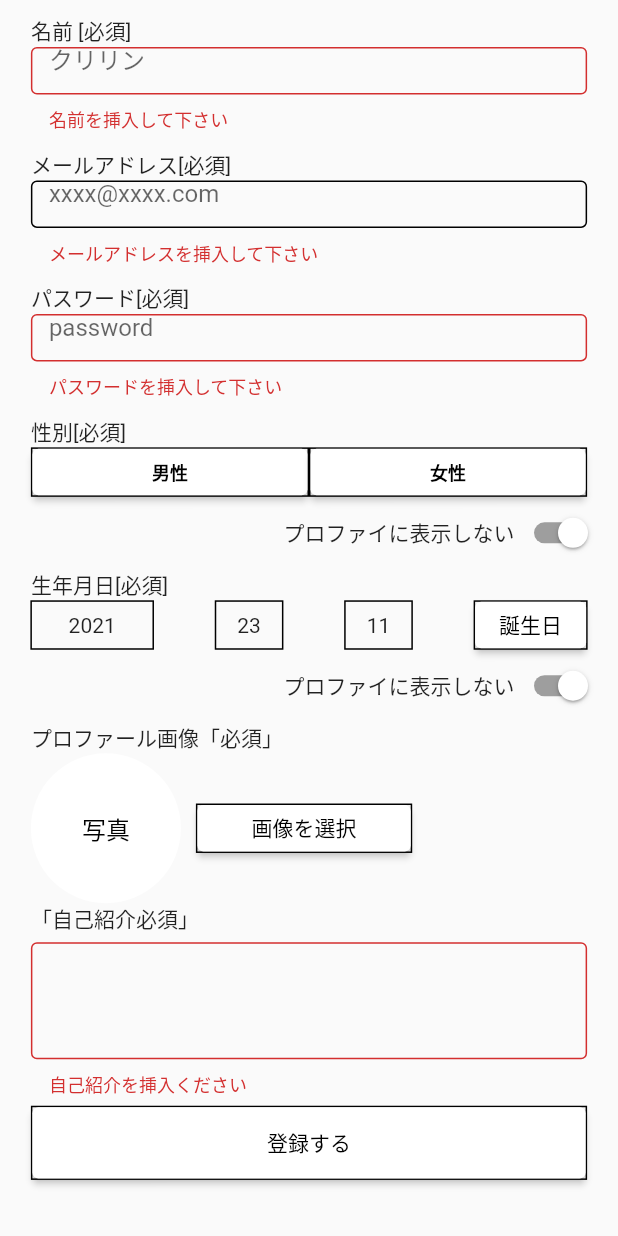
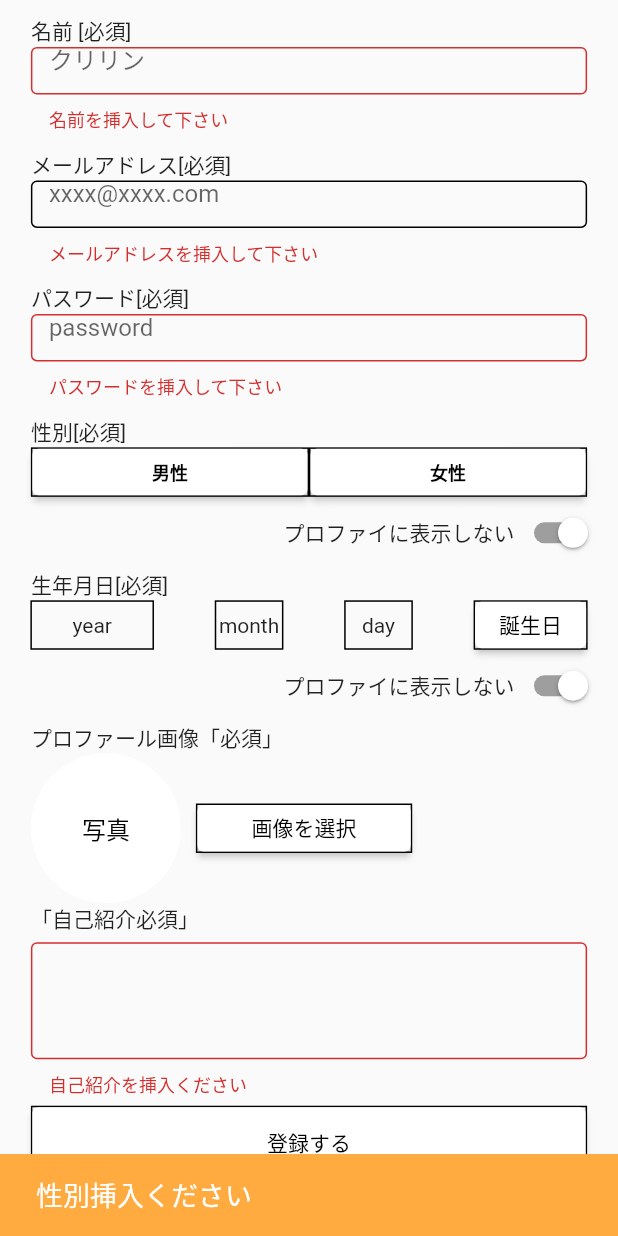
Before and after one commit to OICjangirrahul/CHAT-APP-FORM, a Flutter app: the screen it shows after launch, after a tap on "登録する", on a phone screen of 412 x 824 dp. Run offline on Flutter 3.47's test engine with Material 2 defaults, Android fonts, the phone set to English and light mode, and no system bars; our stand-ins replace image_cropper, image_picker; missing offline and left inert: dart:ffi.

Commit message:
date picker done

```diff
--- a/lib/Auth/createuser.dart
+++ b/lib/Auth/createuser.dart
@@ -1,5 +1,8 @@
+import 'dart:io';
+
 import 'package:flutter/cupertino.dart';
 import 'package:flutter/material.dart';
+import 'package:formval/models/user.dart';
 import 'package:formval/screen/home.dart';
 import 'package:formval/widget/Buildpasswordtext.dart';
 import 'package:formval/widget/buildmailtext.dart';
@@ -10,6 +13,7 @@ import 'package:formval/widget/builldabouttext.dart';
 import 'package:formval/widget/datepicker.dart';
 import 'package:formval/widget/drop.dart';
 import 'package:formval/widget/mainbutton.dart';
+import 'package:image_picker/image_picker.dart';
 import 'package:intl/intl.dart';
 
 class CreateUser extends StatefulWidget {
@@ -36,12 +40,21 @@ class _CreateUserState extends State<CreateUser> {
     });
   }
 
+  getimagepath(value) {
+    imageFile = value;
+  }
+
   getsexValue(String name) {
     setState(() {
-      flag = !flag;
       sexvalue = name;
+      print(sexvalue);
+      print(imageFile);
+      print('asdsdaasd${dateval}');
     });
   }
+
+  File? imageFile;
+  Person? person = Person.getInstance();
 
   // List<String> _dropDownMenuYear = [
   //   '1994',
@@ -70,7 +83,28 @@ class _CreateUserState extends State<CreateUser> {
   checkval() {
     final isval = _formkey.currentState!.validate();
 
-    if (isval) {
+    if (sexvalue == '') {
+      print(dateval);
+      ScaffoldMessenger.of(context).showSnackBar(
+        SnackBar(
+          backgroundColor: Colors.orangeAccent,
+          content: Text(
+            '性別挿入ください',
+            style: TextStyle(fontSize: 18.0),
+          ),
+        ),
+      );
+    } else if (imageFile == null) {
+      ScaffoldMessenger.of(context).showSnackBar(
+        SnackBar(
+          backgroundColor: Colors.orangeAccent,
+          content: Text(
+            'shashin日挿入ください',
+            style: TextStyle(fontSize: 18.0),
+          ),
+        ),
+      );
+    } else if (isval) {
       Navigator.push(context, MaterialPageRoute(builder: (context) => Home()));
     } else
       return null;
@@ -85,15 +119,20 @@ class _CreateUserState extends State<CreateUser> {
   // // String? _selectedKeyYear;
   // // String? _selectedKeyMonth;
 
+  DateTime? dateval;
+  final datefor = DateFormat('dd');
+  final datefor1 = DateFormat('MM');
+  final datefor2 = DateFormat('yyyy');
+
   bool Value = true;
-  late DateTime date;
-  final datefor = DateFormat('MM');
-  final datefor1 = DateFormat('dd');
-  final datefor2 = DateFormat('yyy');
-  DateTime datee = DateTime.now();
+  gettime(value) {
+    dateval = value;
+    print('asdsdaasd${dateval}');
+  }
 
   @override
   Widget build(BuildContext context) {
+    print('i am in create user');
     Size size = MediaQuery.of(context).size;
 
     return Scaffold(
@@ -134,17 +173,15 @@ class _CreateUserState extends State<CreateUser> {
                             Row(
                               children: [
                                 BuildButton(
-                                    getsexValue,
-                                    '男性',
-                                    sexvalue == '男性'
-                                        ? flag = true
-                                        : flag = false),
+                                  sexvalue == '男性' ? flag = true : flag = false,
+                                  getsexValue,
+                                  '男性',
+                                ),
                                 BuildButton(
-                                    getsexValue,
-                                    '女性',
-                                    sexvalue == '女性'
-                                        ? flag = true
-                                        : flag = false)
+                                  sexvalue == '女性' ? flag = true : flag = false,
+                                  getsexValue,
+                                  '女性',
+                                )
                               ],
                             ),
                           ],
@@ -166,7 +203,8 @@ class _CreateUserState extends State<CreateUser> {
                   child: Column(
                     crossAxisAlignment: CrossAxisAlignment.start,
                     children: [
-                      Datepicker(datee, size, datefor2, datefor1, datefor),
+                      Datepicker(
+                         size, datefor2, datefor1, datefor, gettime),
                       // Container(
                       //   margin: EdgeInsets.only(top: 4),
                       //   width: size.width * 0.90,
@@ -209,7 +247,7 @@ class _CreateUserState extends State<CreateUser> {
                       crossAxisAlignment: CrossAxisAlignment.start,
                       children: [
                         Text('プロファール画像「必須」'),
-                        buildProfile(),
+                        buildProfile(imageFile, getimagepath),
                         Text('「自己紹介必須」'),
                         BuildAboutText(),
                       ],
--- a/lib/main.dart
+++ b/lib/main.dart
@@ -1,6 +1,8 @@
 import 'package:flutter/material.dart';
 import 'package:formval/Auth/login.dart';
+import 'package:formval/providers/createpro.dart';
 import 'package:formval/widget/drop.dart';
+import 'package:provider/provider.dart';
 
 import 'Auth/createuser.dart';
 
@@ -21,7 +23,10 @@ class _MyAppState extends State<MyApp> {
     return MaterialApp(
       debugShowCheckedModeBanner: false,
 
-      home: CreateUser(),
+      home: ChangeNotifierProvider(create: (context)=>CreateUserPro(),
+
+      child:  CreateUser(),
+      )
 
     );
   }
--- /dev/null
+++ b/lib/models/user.dart
@@ -0,0 +1,17 @@
+import 'dart:io';
+
+class Person {
+  Future? imageFilee;
+  // Named Private Constructor
+  Person._() {}
+  //static Person? person = null;
+  static Person? person = Person._(); // Eager Singleton
+  // static Person? getInstance() {
+  // Lazy Singleton
+  //   // if (person == null) {
+  //   //   person = Person._();
+  //   // }
+  //   return person;
+  // }
+  static final getInstance = () => person;
+}
--- /dev/null
+++ b/lib/providers/createpro.dart
@@ -0,0 +1,13 @@
+import 'package:flutter/material.dart';
+
+import 'package:flutter/material.dart';
+
+class CreateUserPro extends ChangeNotifier {
+  var sexvalue;
+
+  update(String name) {
+    sexvalue = name;
+
+    notifyListeners();
+  }
+}
--- a/lib/widget/buildbutton.dart
+++ b/lib/widget/buildbutton.dart
@@ -2,17 +2,21 @@ import 'package:flutter/material.dart';
 import 'package:formval/Auth/createuser.dart';
 
 class BuildButton extends StatefulWidget {
+  bool flag = true;
   Function fn;
   String? name;
-  bool flag = false;
-  BuildButton(this.fn,this.name,this.flag);
+
+  BuildButton(
+    this.flag,
+    this.fn,
+    this.name,
+  );
 
   @override
   _BuildButtonState createState() => _BuildButtonState();
 }
 
 class _BuildButtonState extends State<BuildButton> {
-
 
   @override
   Widget build(BuildContext context) {
--- a/lib/widget/buildprofile.dart
+++ b/lib/widget/buildprofile.dart
@@ -5,14 +5,16 @@ import 'package:image_cropper/image_cropper.dart';
 import 'package:image_picker/image_picker.dart';
 
 class buildProfile extends StatefulWidget {
-  buildProfile({Key? key}) : super(key: key);
+  File? imageFile;
+  Function fn;
+
+  buildProfile(this.imageFile, this.fn);
 
   @override
   _buildProfileState createState() => _buildProfileState();
 }
 
 class _buildProfileState extends State<buildProfile> {
-  File? imageFile;
   _getFromGallery() async {
     PickedFile? pickedFile = await ImagePicker().getImage(
       source: ImageSource.gallery,
@@ -29,7 +31,9 @@ class _buildProfileState extends State<buildProfile> {
       maxHeight: 1080,
     );
     if (croppedImage != null) {
-      imageFile = croppedImage;
+      widget.imageFile = croppedImage;
+      widget.fn(croppedImage);
+      print('sass${widget.imageFile}');
       setState(() {});
     }
   }
@@ -46,14 +50,14 @@ class _buildProfileState extends State<buildProfile> {
             width: 100,
             child: CircleAvatar(
               backgroundColor: Colors.white,
-              child: imageFile == null
+              child: widget.imageFile == null
                   ? Text(
                       '写真',
                       style: TextStyle(color: Colors.black),
                     )
                   : ClipOval(
                       child: Image.file(
-                        File(imageFile!.path),
+                        File(widget.imageFile!.path),
                         height: 100,
                         width: 100,
                         fit: BoxFit.cover,
@@ -72,7 +76,7 @@ class _buildProfileState extends State<buildProfile> {
                   onPressed: () async {
                     await _getFromGallery();
 
-                    print(imageFile!.path);
+                    print(widget.imageFile!.path);
                   },
                   child: Text(
                     '画像を選択',
--- a/lib/widget/datepicker.dart
+++ b/lib/widget/datepicker.dart
@@ -3,21 +3,24 @@ import 'package:flutter/material.dart';
 import 'package:intl/intl.dart';
 
 class Datepicker extends StatefulWidget {
-  DateTime date;
+
+
   Size size;
   final datefor;
   final datefor1;
   final datefor2;
+  Function fn;
 
-  Datepicker(this.date,this.size,this.datefor,this.datefor1,this.datefor2);
+  Datepicker(this.size, this.datefor, this.datefor1,
+      this.datefor2, this.fn);
 
   @override
   _DatepickerState createState() => _DatepickerState();
 }
 
 class _DatepickerState extends State<Datepicker> {
+   DateTime? date;
   // DateTime date = DateTime.now();
-
 
   @override
   Widget build(BuildContext context) {
@@ -25,51 +28,34 @@ class _DatepickerState extends State<Datepicker> {
       mainAxisAlignment: MainAxisAlignment.spaceAround,
       children: [
         Container(
-          decoration: BoxDecoration(
-            border: Border.all(
-              color: Colors.black
-            )
-          ),
+            decoration: BoxDecoration(border: Border.all(color: Colors.black)),
             alignment: Alignment.center,
-
-            height: widget.size.height /25,
-            width: widget.size.width /5,
-            child: Text(widget.datefor.format(widget.date))),
+            height: widget.size.height / 25,
+            width: widget.size.width / 5,
+            child: Text(date==null ? 'year'   :widget.datefor.format(date))),
         Container(
-              decoration: BoxDecoration(
-            border: Border.all(
-              color: Colors.black
-            )
-          ),
-
+            decoration: BoxDecoration(border: Border.all(color: Colors.black)),
             alignment: Alignment.center,
-
-            height: widget.size.height /25,
-            width: widget.size.width /9,
-            child: Text(widget.datefor1.format(widget.date))),
+            height: widget.size.height / 25,
+            width: widget.size.width / 9,
+            child: Text(date==null ? 'month'   :widget.datefor1.format(date))),
         Container(
-         decoration: BoxDecoration(
-            border: Border.all(
-              color: Colors.black
-            )
-          ),
+            decoration: BoxDecoration(border: Border.all(color: Colors.black)),
             alignment: Alignment.center,
-
-            height: widget.size.height /25,
-            width: widget.size.width /9,
-            child: Text(widget.datefor2.format(widget.date))),
-
-
+            height: widget.size.height / 25,
+            width: widget.size.width / 9,
+            child: Text(date==null ? 'day'   :widget.datefor2.format(date))),
         Container(
           height: widget.size.height * 0.04,
           decoration: BoxDecoration(border: Border.all()),
           child: ElevatedButton(
-
-            style: ElevatedButton.styleFrom(primary: Colors.white,
-
+            style: ElevatedButton.styleFrom(
+              primary: Colors.white,
             ),
-
-            child: Text('誕生日',style: TextStyle(color: Colors.black),),
+            child: Text(
+              '誕生日',
+              style: TextStyle(color: Colors.black),
+            ),
             onPressed: () {
               showDatePicker(
 
@@ -78,7 +64,8 @@ class _DatepickerState extends State<Datepicker> {
                       firstDate: DateTime(2000),
                       lastDate: DateTime(2022))
                   .then((value) => setState(() {
-                        widget.date = value as DateTime;
+                     date = value as DateTime;
+                    date==null ? null :   widget.fn(value);
                       }));
             },
           ),
--- a/pubspec.yaml
+++ b/pubspec.yaml
@@ -38,6 +38,7 @@ dependencies:
   dropdown_date_picker: ^0.1.1+2
   image_picker: ^0.8.4+2
   image_cropper: ^1.3.0
+  provider: ^6.0.1
 
 dev_dependencies:
   flutter_test:
```
Also changed, not shown: pubspec.lock. Lines whose indentation alone changed are shown as unchanged.
